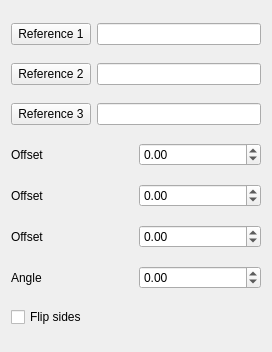
First picture: the form in src/Mod/PartDesign/Gui/TaskDatumParameters.ui, repository berndhahnebach/All_FreeCAD, before the edit.
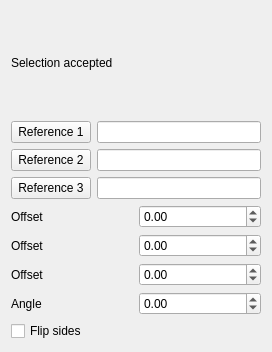
Second picture: the form after the edit.

Commit message: fix selection error on datum exception and add user feedback for failed selections

What changed in the file:
```diff
--- a/src/Mod/PartDesign/Gui/TaskDatumParameters.ui
+++ b/src/Mod/PartDesign/Gui/TaskDatumParameters.ui
@@ -14,6 +14,16 @@
    <string>Form</string>
   </property>
   <layout class="QVBoxLayout" name="verticalLayout">
+   <item>
+    <widget class="QLabel" name="message">
+     <property name="text">
+      <string>Selection accepted</string>
+     </property>
+     <property name="wordWrap">
+      <bool>true</bool>
+     </property>
+    </widget>
+   </item>
    <item>
     <layout class="QHBoxLayout" name="horizontalLayout_3">
      <item>
```
The commit also changes 6 other files.
